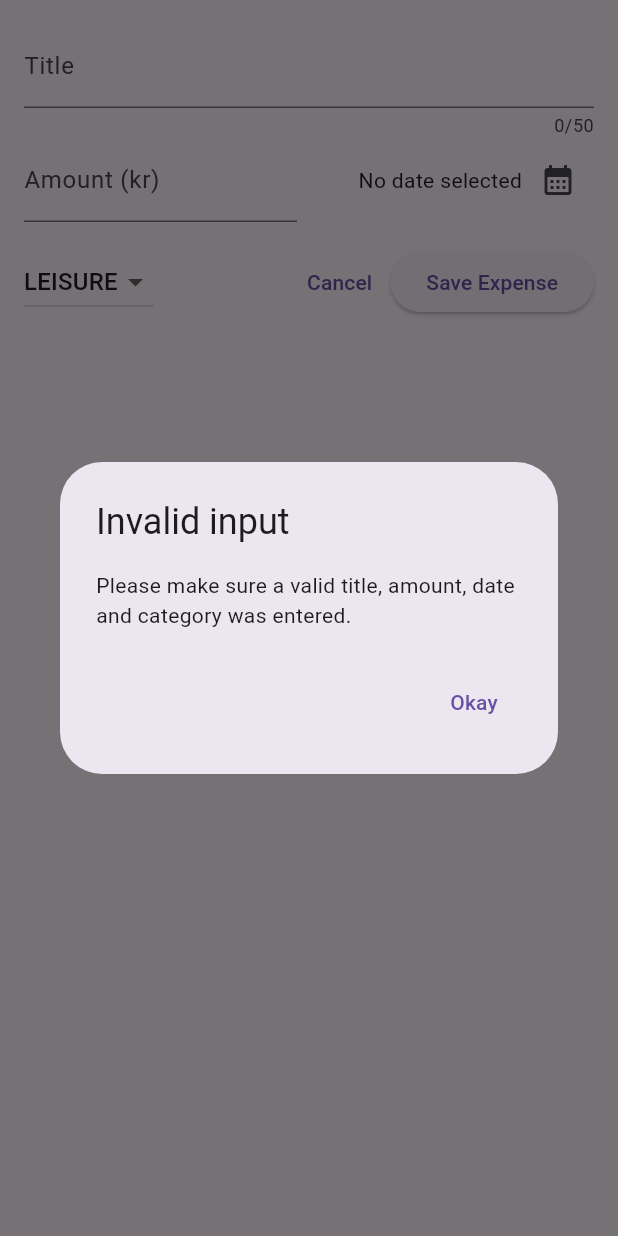
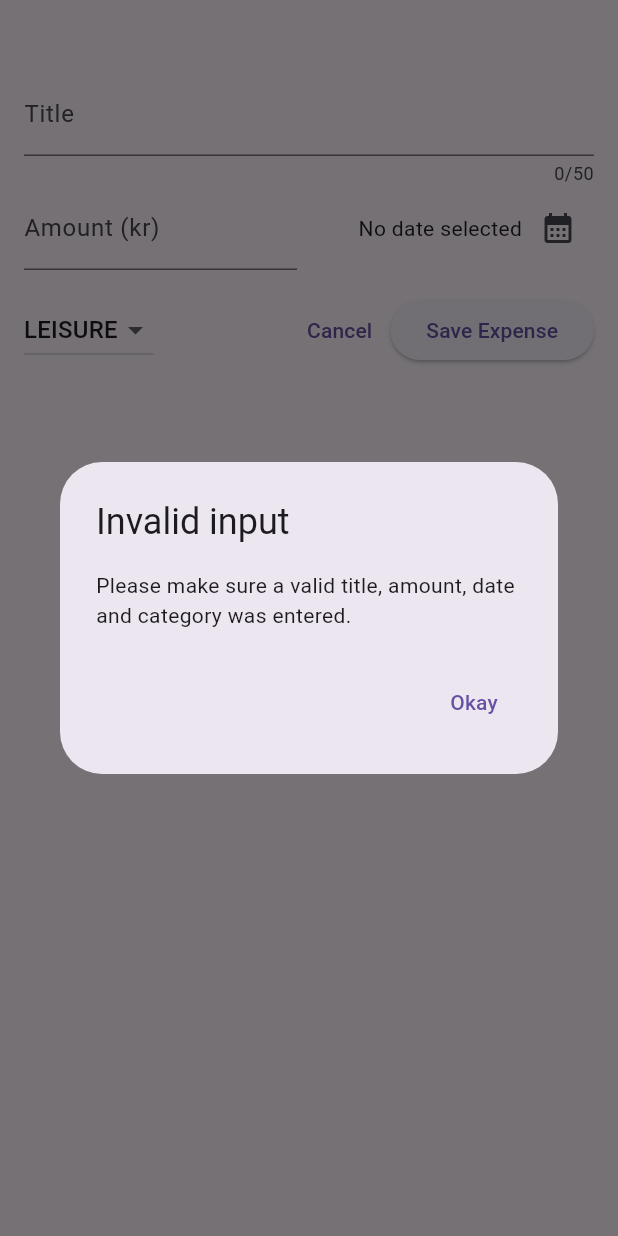
Before and after one commit to HRBodvarsson/section5_exptracker, a Flutter app: the NewExpense widget shown alone on an empty page, opened directly with empty values, after a tap on "Save Expense", on a phone screen of 412 x 824 dp. Run offline on Flutter 3.47's test engine with Material 3 defaults, Android fonts, the phone set to English and light mode, and no system bars.

Commit message:
keyboard overlay, 'cancel' on save expense

```diff
--- a/lib/widgets/expenses.dart
+++ b/lib/widgets/expenses.dart
@@ -30,6 +30,7 @@ class _ExpensesState extends State<Expenses> {
   void _openAddExpenseOverlay() {
     //.. logic for showing this overlay
     showModalBottomSheet(
+      isScrollControlled: true,
       context: context,
       builder: (ctx) => NewExpense(onAddExpense: _addExpense),
     );
--- a/lib/widgets/new_expense.dart
+++ b/lib/widgets/new_expense.dart
@@ -69,12 +69,15 @@ class _NewExpenseState extends State<NewExpense> {
       );
       return;
     }
-    widget.onAddExpense(Expense(
-      title: _titleController.text,
-      amount: enteredAmount,
-      date: _selectedDate!,
-      category: _selectedCategory,
-    ));
+    widget.onAddExpense(
+      Expense(
+        title: _titleController.text,
+        amount: enteredAmount,
+        date: _selectedDate!,
+        category: _selectedCategory,
+      ),
+    );
+    Navigator.pop(context);
   }
 
   //bear in mind when using TextEditingController
@@ -91,7 +94,7 @@ class _NewExpenseState extends State<NewExpense> {
   @override
   Widget build(BuildContext context) {
     return Padding(
-      padding: const EdgeInsets.all(16),
+      padding: const EdgeInsets.fromLTRB(16, 48, 16, 16),
       child: Column(
         children: [
           TextField(
```
